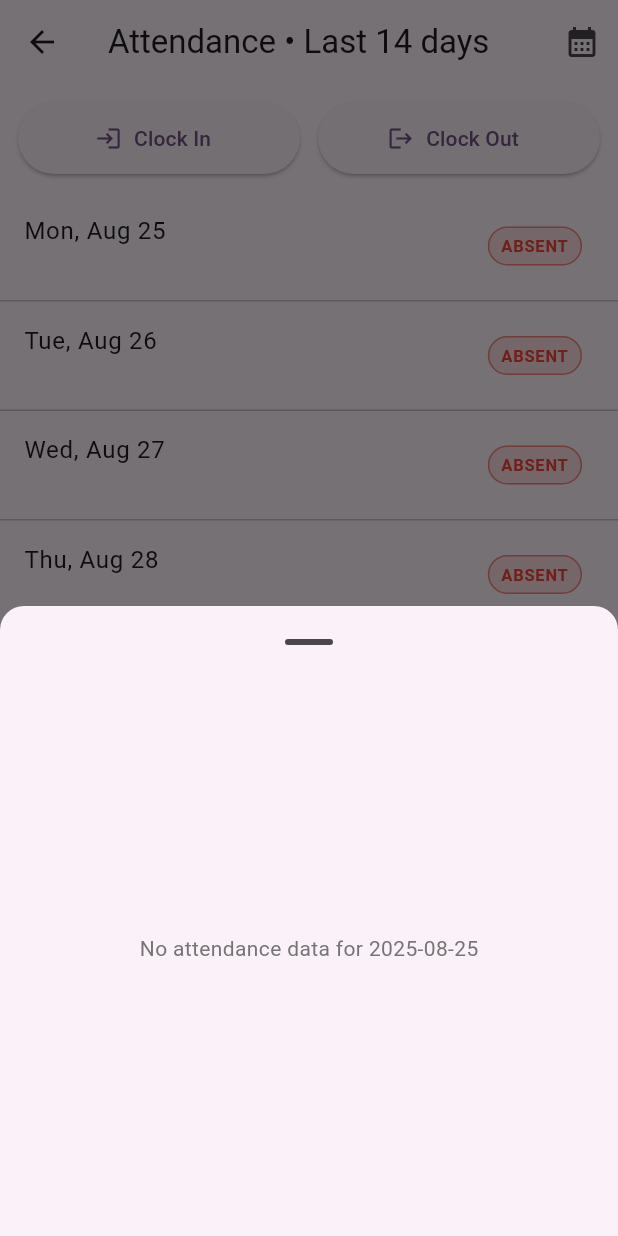
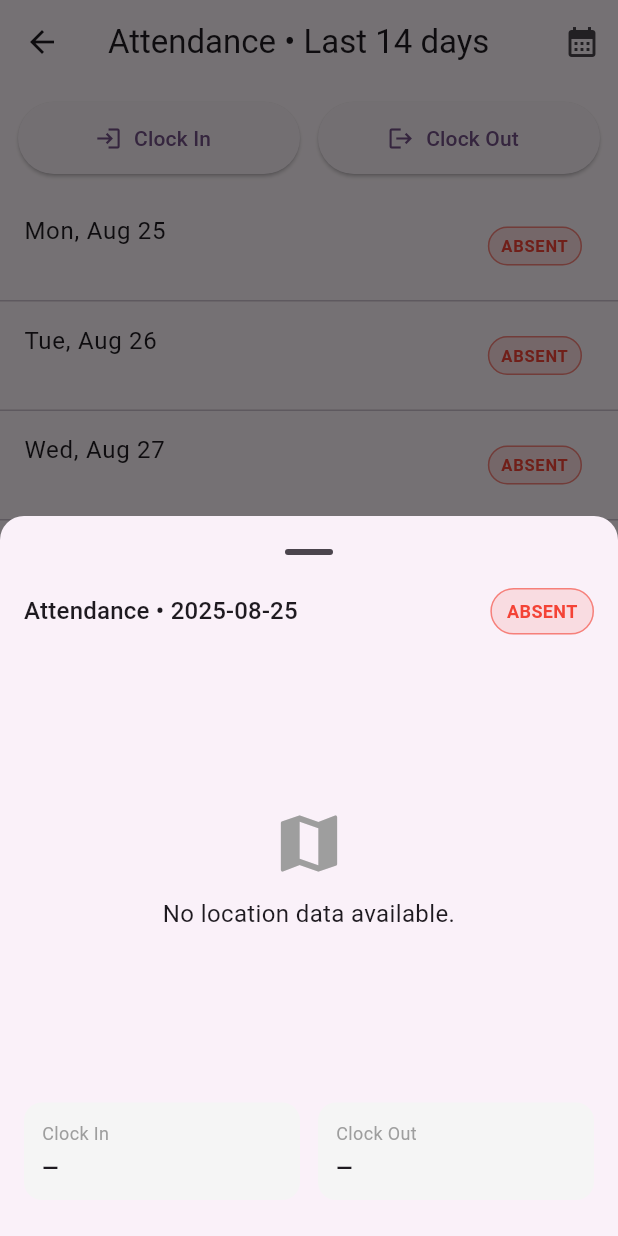
Before and after one commit to kailiayoung/student_reminder_x, a Flutter app: the AttendanceHistory14d screen opened directly, after a tap on an icon or button, on a phone screen of 412 x 824 dp. Run offline on Flutter 3.47's test engine with Material 3 defaults, Android fonts, the phone set to English and light mode, and no system bars; our stand-ins replace cloud_firestore, firebase_auth, firebase_core, firebase_storage, geolocator, google_maps_flutter and 3 more; missing offline and left inert: crop_your_image; accounts and stored records are empty; network calls fail.

Commit message:
FEAT: new updates

```diff
--- a/lib/src/history/attendance_history.dart
+++ b/lib/src/history/attendance_history.dart
@@ -1,12 +1,13 @@
 import 'dart:math';
 
-import 'package:cloud_firestore/cloud_firestore.dart';
+import 'package:flutter/foundation.dart' show kIsWeb;
 import 'package:flutter/material.dart';
 import 'package:intl/intl.dart';
 import 'package:google_maps_flutter/google_maps_flutter.dart';
+import 'package:cloud_firestore/cloud_firestore.dart';
+import 'package:geolocator/geolocator.dart';
 import 'package:students_reminder/src/services/attendance_service.dart';
 import 'package:students_reminder/src/services/auth_service.dart';
-import 'package:geolocator/geolocator.dart';
 
 class AttendanceHistory14d extends StatefulWidget {
   const AttendanceHistory14d({super.key});
@@ -21,7 +22,6 @@ class _AttendanceHistory14dState extends State<AttendanceHistory14d> {
   @override
   Widget build(BuildContext context) {
     final uid = AuthService.instance.currentUser!.uid;
-
     final now = JmTime.nowLocal();
     final end = DateTime(now.year, now.month, now.day);
 
@@ -71,10 +71,7 @@ class _AttendanceHistory14dState extends State<AttendanceHistory14d> {
                   return const Center(child: CircularProgressIndicator());
                 }
                 final docs = snap.data?.docs ?? <QueryDocumentSnapshot<Map<String, dynamic>>>[];
-
-                final byDate = <String, Map<String, dynamic>>{
-                  for (final d in docs) (d.data()['dayId'] as String): d.data(),
-                };
+                final byDate = {for (final d in docs) (d.data()['dayId'] as String): d.data()};
 
                 final items = <_DayItem>[];
                 for (int i = 13; i >= 0; i--) {
@@ -362,12 +359,10 @@ class _CalendarGrid extends StatelessWidget {
 
   @override
   Widget build(BuildContext context) {
-
     return Padding(
       padding: const EdgeInsets.all(12),
       child: Column(
         children: [
-
           Wrap(
             spacing: 12,
             runSpacing: 8,
@@ -471,81 +466,88 @@ class DayMapModal extends StatefulWidget {
 
 class _DayMapModalState extends State<DayMapModal> {
   GoogleMapController? _controller;
+  bool _mapReady = false;
+  LatLng? _inLoc;
+  LatLng? _outLoc;
+  String status = 'absent';
+  DateTime? inAt;
+  DateTime? outAt;
 
   @override
-  Widget build(BuildContext context) {
+  void initState() {
+    super.initState();
+    _loadAttendance();
+  }
+
+  Future<void> _loadAttendance() async {
     final ref = FirebaseFirestore.instance
         .collection('attendance')
         .doc(widget.uid)
         .collection('days')
         .doc(widget.dayId);
+    final snap = await ref.get();
+    if (!mounted) return;
+    final data = snap.data();
+    if (data != null) {
+      setState(() {
+        status = (data['status'] as String?) ?? 'absent';
+        inAt = (data['inAt'] as Timestamp?)?.toDate();
+        outAt = (data['outAt'] as Timestamp?)?.toDate();
+        _inLoc = _toLatLng(data['inLoc']);
+        _outLoc = _toLatLng(data['outLoc']);
+        _mapReady = true;
+      });
+    }
+  }
+
+  LatLng? _toLatLng(dynamic data) {
+    if (data is GeoPoint) return LatLng(data.latitude, data.longitude);
+    return null;
+  }
+
+  LatLngBounds _latLngBoundsFrom(LatLng a, LatLng b) {
+    final sw = LatLng(min(a.latitude, b.latitude), min(a.longitude, b.longitude));
+    final ne = LatLng(max(a.latitude, b.latitude), max(a.longitude, b.longitude));
+    return LatLngBounds(southwest: sw, northeast: ne);
+  }
+
+  @override
+  Widget build(BuildContext context) {
+    final markers = <Marker>{
+      if (_inLoc != null)
+        Marker(markerId: const MarkerId('in'), position: _inLoc!, infoWindow: InfoWindow(title: 'Clock In', snippet: _fmtJM(inAt))),
+      if (_outLoc != null)
+        Marker(markerId: const MarkerId('out'), position: _outLoc!, infoWindow: InfoWindow(title: 'Clock Out', snippet: _fmtJM(outAt))),
+    };
+
+    final polylines = <Polyline>{
+      if (_inLoc != null && _outLoc != null)
+        Polyline(polylineId: const PolylineId('route'), points: [_inLoc!, _outLoc!], width: 4),
+    };
+
+    final initial = _inLoc ?? _outLoc ?? const LatLng(18.0179, -76.8099);
+    final initialZoom = (_inLoc != null && _outLoc != null) ? 12.5 : 15.0;
 
     return SafeArea(
       child: Padding(
         padding: const EdgeInsets.only(bottom: 12),
-        child: FutureBuilder<DocumentSnapshot<Map<String, dynamic>>>(
-          future: ref.get(),
-          builder: (context, snap) {
-            if (!snap.hasData) {
-              return const SizedBox(height: 420, child: Center(child: CircularProgressIndicator()));
-            }
-            final data = snap.data!.data();
-            if (data == null) {
-              return _EmptyDayView(dayId: widget.dayId);
-            }
-
-            final status = (data['status'] as String?) ?? 'absent';
-            final inAt = (data['inAt'] as Timestamp?)?.toDate();
-            final outAt = (data['outAt'] as Timestamp?)?.toDate();
-            final inLoc = _toLatLng(data['inLoc']);
-            final outLoc = _toLatLng(data['outLoc']);
-            final markers = <Marker>{
-              if (inLoc != null)
-                Marker(
-                  markerId: const MarkerId('in'),
-                  position: inLoc,
-                  infoWindow: InfoWindow(title: 'Clock In', snippet: _fmtJM(inAt)),
-                ),
-              if (outLoc != null)
-                Marker(
-                  markerId: const MarkerId('out'),
-                  position: outLoc,
-                  infoWindow: InfoWindow(title: 'Clock Out', snippet: _fmtJM(outAt)),
-                ),
-            };
-
-            final polylines = <Polyline>{
-              if (inLoc != null && outLoc != null)
-                Polyline(
-                  polylineId: const PolylineId('route'),
-                  points: [inLoc, outLoc],
-                  width: 4,
-                ),
-            };
-
-            final LatLng initial = inLoc ?? outLoc ?? const LatLng(18.0179, -76.8099);
-            final initialZoom = (inLoc != null && outLoc != null) ? 12.5 : 15.0;
-
-            return Column(
-              mainAxisSize: MainAxisSize.min,
+        child: SizedBox(
+          height: 420,
+          child: Column(
             children: [
-                const SizedBox(height: 8),
               Padding(
                 padding: const EdgeInsets.symmetric(horizontal: 16),
                 child: Row(
                   children: [
-                      Expanded(
-                        child: Text('Attendance • ${widget.dayId}',
-                            style: Theme.of(context).textTheme.titleMedium),
-                      ),
+                    Expanded(child: Text('Attendance • ${widget.dayId}', style: Theme.of(context).textTheme.titleMedium)),
                     _statusChip(status),
                   ],
                 ),
               ),
               const SizedBox(height: 8),
-                SizedBox(
-                  height: 360,
-                  child: GoogleMap(
+              Expanded(
+                child: _mapReady && !kIsWeb
+                    ? GoogleMap(
                         initialCameraPosition: CameraPosition(target: initial, zoom: initialZoom),
                         markers: markers,
                         polylines: polylines,
@@ -554,12 +556,31 @@ class _DayMapModalState extends State<DayMapModal> {
                         mapToolbarEnabled: false,
                         onMapCreated: (c) async {
                           _controller = c;
-                      if (inLoc != null && outLoc != null) {
-                        final bounds = _latLngBoundsFrom(inLoc, outLoc);
+                          if (_inLoc != null && _outLoc != null) {
+                            final bounds = _latLngBoundsFrom(_inLoc!, _outLoc!);
                             await Future.delayed(const Duration(milliseconds: 200));
                             _controller?.animateCamera(CameraUpdate.newLatLngBounds(bounds, 60));
                           }
                         },
+                      )
+                    : Center(
+                        child: Padding(
+                          padding: const EdgeInsets.all(20.0),
+                          child: Column(
+                            mainAxisAlignment: MainAxisAlignment.center,
+                            children: [
+                              const Icon(Icons.map, size: 50, color: Colors.grey),
+                              const SizedBox(height: 10),
+                              Text(
+                                (_inLoc != null || _outLoc != null)
+                                    ? 'Map not supported. Showing coordinates below.'
+                                    : 'No location data available.',
+                                textAlign: TextAlign.center,
+                                style: const TextStyle(fontSize: 16),
+                              ),
+                            ],
+                          ),
+                        ),
                       ),
               ),
               const SizedBox(height: 8),
@@ -575,22 +596,10 @@ class _DayMapModalState extends State<DayMapModal> {
               ),
               const SizedBox(height: 12),
             ],
-            );
-          },
+          ),
         ),
       ),
     );
-  }
-
-  LatLng? _toLatLng(dynamic data) {
-    if (data is GeoPoint) return LatLng(data.latitude, data.longitude);
-    return null;
-  }
-
-  LatLngBounds _latLngBoundsFrom(LatLng a, LatLng b) {
-    final sw = LatLng(min(a.latitude, b.latitude), min(a.longitude, b.longitude));
-    final ne = LatLng(max(a.latitude, b.latitude), max(a.longitude, b.longitude));
-    return LatLngBounds(southwest: sw, northeast: ne);
   }
 }
 
@@ -620,23 +629,3 @@ class _InfoTile extends StatelessWidget {
     );
   }
 }
-
-// ------------------ Empty Day View ------------------
-
-class _EmptyDayView extends StatelessWidget {
-  const _EmptyDayView({required this.dayId});
-  final String dayId;
-
-  @override
-  Widget build(BuildContext context) {
-    return SizedBox(
-      height: 360,
-      child: Center(
-        child: Text(
-          'No attendance data for $dayId',
-          style: TextStyle(color: Colors.grey.shade600),
-        ),
-      ),
-    );
-  }
-}
```
Lines whose indentation alone changed are shown as unchanged.
